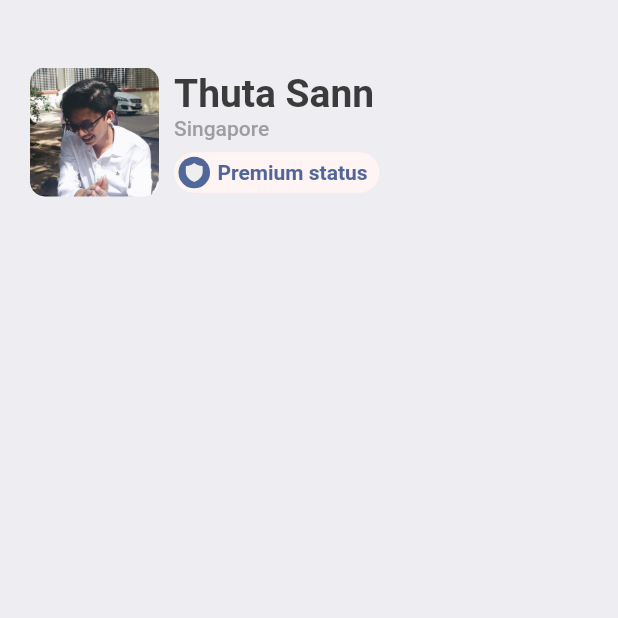
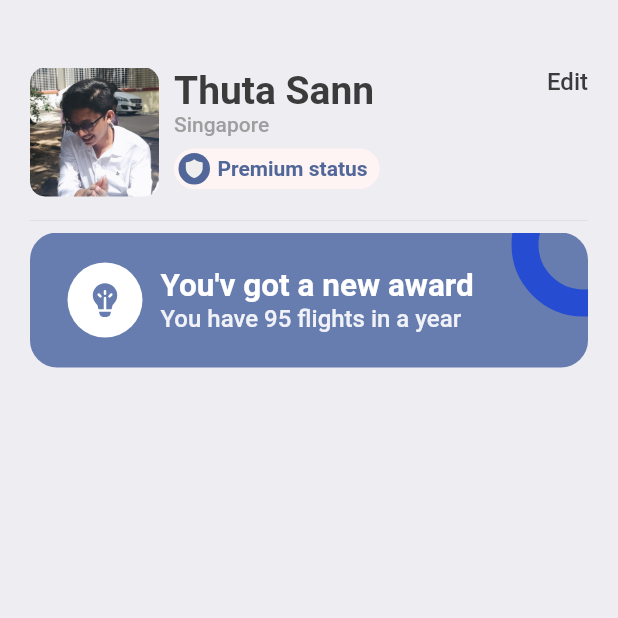
Before and after one commit to thutasann/booking-ticket, a Flutter app: the ProfileScreen screen opened directly, on a phone screen of 412 x 824 dp, the top half of it. Run offline on Flutter 3.47's test engine with Material 2 defaults, Android fonts, the light colour scheme and no system bars; our stand-ins replace barcode_widget, fluentui_icons, gap, get.

Commit message:
UI: Profile Banner section

```diff
--- a/lib/screens/profile_screen.dart
+++ b/lib/screens/profile_screen.dart
@@ -19,8 +19,10 @@ class ProfileScreen extends StatelessWidget {
             vertical: AppLayout.getHeight(5),
           ),
           children: [
+            // PROFILE HEADING SECTION
             Gap(AppLayout.getHeight(40)),
             Row(
+              crossAxisAlignment: CrossAxisAlignment.start,
               children: [
                 Container(
                   height: AppLayout.getHeight(86),
@@ -88,6 +90,100 @@ class ProfileScreen extends StatelessWidget {
                       ]),
                     )
                   ],
+                ),
+                const Spacer(),
+                Column(
+                  children: [
+                    InkWell(
+                      onTap: () {
+                        debugPrint("You are Tapped");
+                      },
+                      child: Text(
+                        "Edit",
+                        style: Styles.textStyle,
+                      ),
+                    ),
+                  ],
+                ),
+              ],
+            ),
+
+            // PROFILE BANNER SECTION
+            Gap(AppLayout.getHeight(8)),
+            Divider(
+              color: Colors.grey.shade300,
+            ),
+            Stack(
+              children: [
+                Container(
+                  height: AppLayout.getHeight(90),
+                  width: double.infinity,
+                  decoration: BoxDecoration(
+                    color: primary,
+                    borderRadius: BorderRadius.circular(
+                      AppLayout.getHeight(18),
+                    ),
+                  ),
+                ),
+                Positioned(
+                  right: -45,
+                  top: -40,
+                  child: Container(
+                    padding: EdgeInsets.all(
+                      AppLayout.getHeight(30),
+                    ),
+                    decoration: BoxDecoration(
+                      color: Colors.transparent,
+                      shape: BoxShape.circle,
+                      border: Border.all(
+                        width: 18,
+                        color: const Color(0xFF264CD2),
+                      ),
+                    ),
+                  ),
+                ),
+                Container(
+                  padding: EdgeInsets.symmetric(
+                    horizontal: AppLayout.getHeight(25),
+                    vertical: AppLayout.getHeight(20),
+                  ),
+                  child: Row(
+                    mainAxisAlignment: MainAxisAlignment.start,
+                    crossAxisAlignment: CrossAxisAlignment.center,
+                    children: [
+                      CircleAvatar(
+                        maxRadius: 25,
+                        backgroundColor: Colors.white,
+                        child: Icon(
+                          FluentSystemIcons.ic_fluent_lightbulb_filament_filled,
+                          color: primary,
+                          size: 27,
+                        ),
+                      ),
+                      Gap(AppLayout.getHeight(12)),
+                      Column(
+                        mainAxisAlignment: MainAxisAlignment.start,
+                        crossAxisAlignment: CrossAxisAlignment.start,
+                        children: [
+                          Text(
+                            "You\'v got a new award",
+                            style: Styles.headLineStyle2.copyWith(
+                              fontWeight: FontWeight.bold,
+                              color: Colors.white,
+                            ),
+                          ),
+                          Text(
+                            "You have 95 flights in a year",
+                            style: Styles.headLineStyle2.copyWith(
+                              fontWeight: FontWeight.w500,
+                              color: Colors.white.withOpacity(0.9),
+                              fontSize: 16,
+                            ),
+                          )
+                        ],
+                      )
+                    ],
+                  ),
                 )
               ],
             )
```
